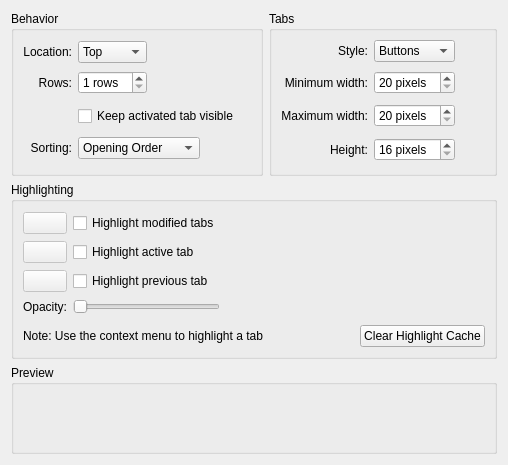
Old version of the form addons/kate/tabbarextension/tabbarconfigwidget.ui in the repository KDE/kate.
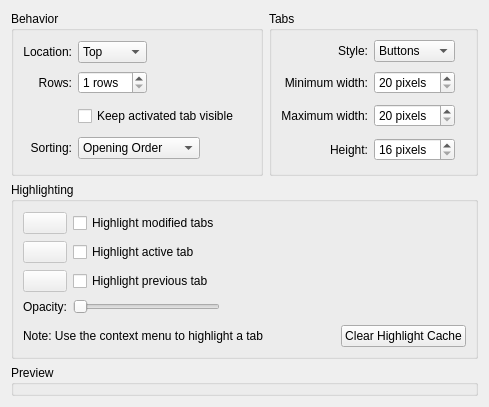
New version of the form. Custom widgets are drawn as their Qt base class.

Commit message: remove useless geometry property from some UI files

Patch:
```diff
--- a/addons/kate/tabbarextension/tabbarconfigwidget.ui
+++ b/addons/kate/tabbarextension/tabbarconfigwidget.ui
@@ -1,14 +1,6 @@
 <ui version="4.0" >
  <class>TabBarConfigWidget</class>
  <widget class="QWidget" name="TabBarConfigWidget" >
-  <property name="geometry" >
-   <rect>
-    <x>0</x>
-    <y>0</y>
-    <width>508</width>
-    <height>465</height>
-   </rect>
-  </property>
   <layout class="QGridLayout" name="gridLayout_4" >
    <item row="0" column="0" >
     <widget class="QGroupBox" name="gbBehaviour" >
```
The commit also changes 22 other files.
